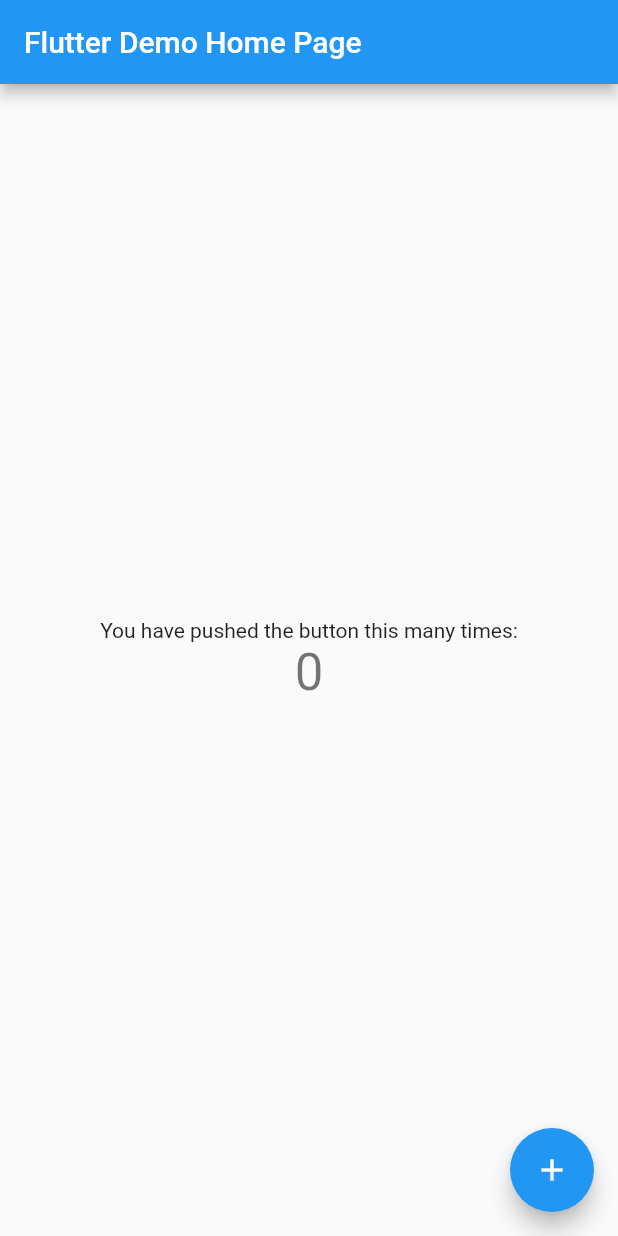
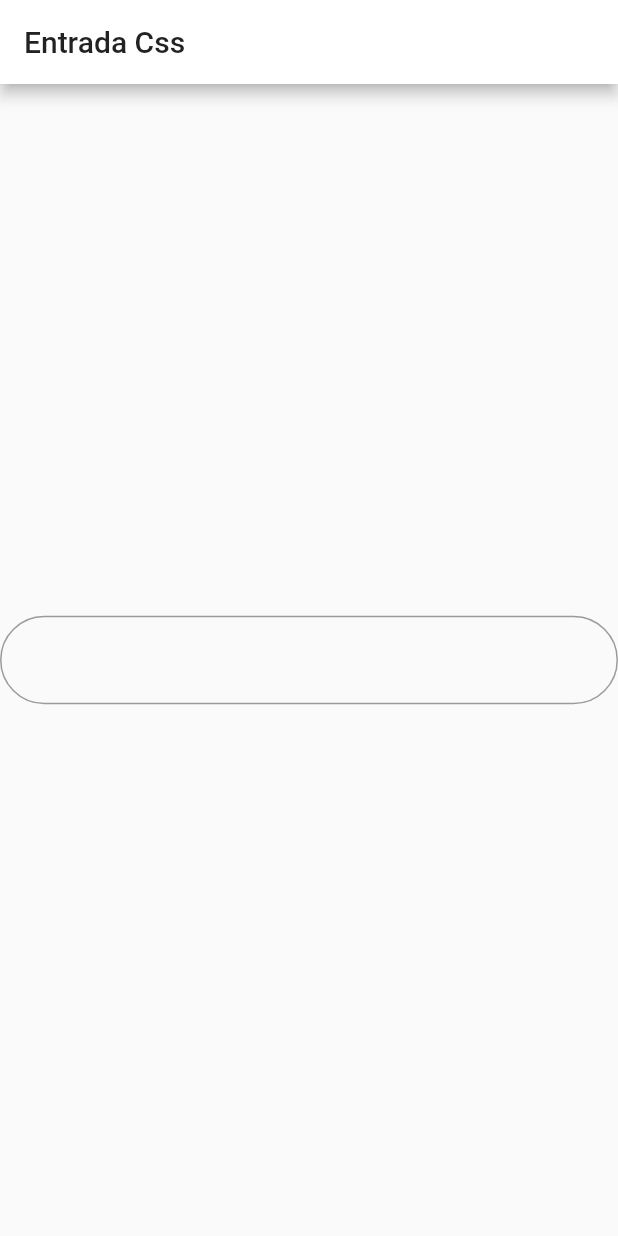
Before and after one commit to Cloves-Jose/entrada_css, a Flutter app: the screen it shows after launch, on a phone screen of 412 x 824 dp. Run offline on Flutter 3.47's test engine with Material 2 defaults, Android fonts, the phone set to English and light mode, and no system bars.

Commit message:
primeira versão

```diff
--- a/controle_css/lib/main.dart
+++ b/controle_css/lib/main.dart
@@ -1,113 +1,51 @@
 import 'package:flutter/material.dart';
 
-void main() {
-  runApp(MyApp());
+void main() => runApp(MaterialApp(
+      home: Home(),
+      theme: ThemeData(
+        hintColor: Colors.blueAccent,
+        primaryColor: Colors.white,
+      ),
+    ));
+
+class Home extends StatefulWidget {
+  @override
+  _HomeState createState() => _HomeState();
 }
 
-class MyApp extends StatelessWidget {
-  // This widget is the root of your application.
-  @override
-  Widget build(BuildContext context) {
-    return MaterialApp(
-      title: 'Flutter Demo',
-      theme: ThemeData(
-        // This is the theme of your application.
-        //
-        // Try running your application with "flutter run". You'll see the
-        // application has a blue toolbar. Then, without quitting the app, try
-        // changing the primarySwatch below to Colors.green and then invoke
-        // "hot reload" (press "r" in the console where you ran "flutter run",
-        // or simply save your changes to "hot reload" in a Flutter IDE).
-        // Notice that the counter didn't reset back to zero; the application
-        // is not restarted.
-        primarySwatch: Colors.blue,
-      ),
-      home: MyHomePage(title: 'Flutter Demo Home Page'),
-    );
-  }
+class _HomeState extends State<Home> {
+  final entradaController = TextEditingController();
+
+  void _clearAll() {
+    entradaController.text = "";
   }
 
-class MyHomePage extends StatefulWidget {
-  MyHomePage({Key? key, required this.title}) : super(key: key);
-
-  // This widget is the home page of your application. It is stateful, meaning
-  // that it has a State object (defined below) that contains fields that affect
-  // how it looks.
-
-  // This class is the configuration for the state. It holds the values (in this
-  // case the title) provided by the parent (in this case the App widget) and
-  // used by the build method of the State. Fields in a Widget subclass are
-  // always marked "final".
-
-  final String title;
-
-  @override
-  _MyHomePageState createState() => _MyHomePageState();
+  void _entradaChange(String text) {
+    if (text.isEmpty) {
+      _clearAll();
+      return;
     }
-
-class _MyHomePageState extends State<MyHomePage> {
-  int _counter = 0;
-
-  void _incrementCounter() {
-    setState(() {
-      // This call to setState tells the Flutter framework that something has
-      // changed in this State, which causes it to rerun the build method below
-      // so that the display can reflect the updated values. If we changed
-      // _counter without calling setState(), then the build method would not be
-      // called again, and so nothing would appear to happen.
-      _counter++;
-    });
   }
 
   @override
   Widget build(BuildContext context) {
-    // This method is rerun every time setState is called, for instance as done
-    // by the _incrementCounter method above.
-    //
-    // The Flutter framework has been optimized to make rerunning build methods
-    // fast, so that you can just rebuild anything that needs updating rather
-    // than having to individually change instances of widgets.
     return Scaffold(
         appBar: AppBar(
-        // Here we take the value from the MyHomePage object that was created by
-        // the App.build method, and use it to set our appbar title.
-        title: Text(widget.title),
+          title: Text('Entrada Css'),
         ),
         body: Center(
-        // Center is a layout widget. It takes a single child and positions it
-        // in the middle of the parent.
           child: Column(
-          // Column is also a layout widget. It takes a list of children and
-          // arranges them vertically. By default, it sizes itself to fit its
-          // children horizontally, and tries to be as tall as its parent.
-          //
-          // Invoke "debug painting" (press "p" in the console, choose the
-          // "Toggle Debug Paint" action from the Flutter Inspector in Android
-          // Studio, or the "Toggle Debug Paint" command in Visual Studio Code)
-          // to see the wireframe for each widget.
-          //
-          // Column has various properties to control how it sizes itself and
-          // how it positions its children. Here we use mainAxisAlignment to
-          // center the children vertically; the main axis here is the vertical
-          // axis because Columns are vertical (the cross axis would be
-          // horizontal).
             mainAxisAlignment: MainAxisAlignment.center,
-          children: <Widget>[
-            Text(
-              'You have pushed the button this many times:',
-            ),
-            Text(
-              '$_counter',
-              style: Theme.of(context).textTheme.headline4,
-            ),
+            children: [
+              TextField(
+                decoration: InputDecoration(
+                    alignLabelWithHint: true,
+                    fillColor: Colors.blueAccent,
+                    border: OutlineInputBorder(
+                        borderRadius: BorderRadius.circular(50))),
+              )
             ],
           ),
-      ),
-      floatingActionButton: FloatingActionButton(
-        onPressed: _incrementCounter,
-        tooltip: 'Increment',
-        child: Icon(Icons.add),
-      ), // This trailing comma makes auto-formatting nicer for build methods.
-    );
+        ));
   }
 }
```
Lines whose indentation alone changed are shown as unchanged.
